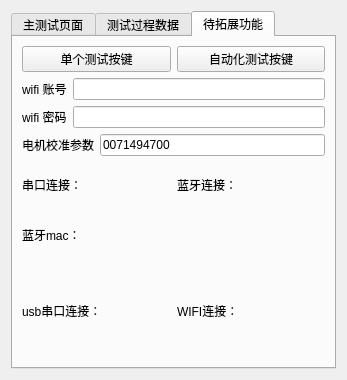
Above: work_station/pcba/pcbaform.ui from yuhuang163/test before the change. Below: the same form after it.
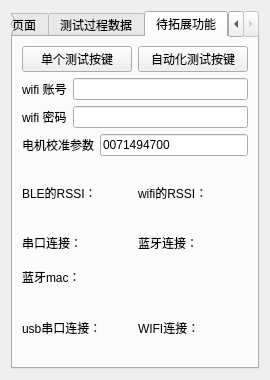
That is the form after the change. The open tabs and pages were chosen to show the change.

```diff
--- a/work_station/pcba/pcbaform.ui
+++ b/work_station/pcba/pcbaform.ui
@@ -6,7 +6,7 @@
    <rect>
     <x>0</x>
     <y>0</y>
-    <width>347</width>
+    <width>270</width>
     <height>380</height>
    </rect>
   </property>
@@ -339,50 +339,61 @@
        <string>待拓展功能</string>
       </attribute>
       <layout class="QGridLayout" name="gridLayout_3">
-       <item row="1" column="0" colspan="2">
-        <layout class="QVBoxLayout" name="verticalLayout_2">
+       <item row="7" column="0">
+        <widget class="QLabel" name="usbuartstate">
+         <property name="sizePolicy">
+          <sizepolicy hsizetype="Preferred" vsizetype="Preferred">
+           <horstretch>0</horstretch>
+           <verstretch>0</verstretch>
+          </sizepolicy>
+         </property>
+         <property name="text">
+          <string>usb串口连接：</string>
+         </property>
+        </widget>
+       </item>
+       <item row="4" column="0" colspan="2">
+        <layout class="QVBoxLayout" name="verticalLayout_3">
+         <property name="topMargin">
+          <number>0</number>
+         </property>
          <item>
-          <layout class="QHBoxLayout" name="horizontalLayout_4">
+          <layout class="QHBoxLayout" name="horizontalLayout_8">
+           <property name="topMargin">
+            <number>0</number>
+           </property>
            <item>
-            <widget class="QLabel" name="label_3">
+            <widget class="QLabel" name="uartstate">
+             <property name="sizePolicy">
+              <sizepolicy hsizetype="Preferred" vsizetype="Preferred">
+               <horstretch>0</horstretch>
+               <verstretch>0</verstretch>
+              </sizepolicy>
+             </property>
              <property name="text">
-              <string>wifi 账号</string>
+              <string>串口连接：</string>
              </property>
             </widget>
            </item>
            <item>
-            <widget class="QLineEdit" name="wifiUserName">
-             <property name="readOnly">
-              <bool>true</bool>
+            <widget class="QLabel" name="bleStatusLabel">
+             <property name="text">
+              <string>蓝牙连接：</string>
              </property>
             </widget>
            </item>
           </layout>
          </item>
          <item>
-          <layout class="QHBoxLayout" name="horizontalLayout_5">
-           <item>
-            <widget class="QLabel" name="label_4">
-             <property name="text">
-              <string>wifi 密码</string>
-             </property>
-            </widget>
-           </item>
-           <item>
-            <widget class="QLineEdit" name="wifiPassword">
-             <property name="echoMode">
-              <enum>QLineEdit::Password</enum>
-             </property>
-             <property name="readOnly">
-              <bool>true</bool>
-             </property>
-            </widget>
-           </item>
-          </layout>
+          <widget class="QLabel" name="macLabel">
+           <property name="text">
+            <string>蓝牙mac：</string>
+           </property>
+          </widget>
          </item>
         </layout>
        </item>
-       <item row="6" column="1">
+       <item row="7" column="1">
         <widget class="QLabel" name="WIFIStatusLabel">
          <property name="text">
           <string>WIFI连接：</string>
@@ -416,19 +427,6 @@
          </item>
         </layout>
        </item>
-       <item row="6" column="0">
-        <widget class="QLabel" name="usbuartstate">
-         <property name="sizePolicy">
-          <sizepolicy hsizetype="Preferred" vsizetype="Preferred">
-           <horstretch>0</horstretch>
-           <verstretch>0</verstretch>
-          </sizepolicy>
-         </property>
-         <property name="text">
-          <string>usb串口连接：</string>
-         </property>
-        </widget>
-       </item>
        <item row="2" column="0" colspan="2">
         <layout class="QHBoxLayout" name="horizontalLayout_23">
          <item>
@@ -450,42 +448,65 @@
          </item>
         </layout>
        </item>
+       <item row="1" column="0" colspan="2">
+        <layout class="QVBoxLayout" name="verticalLayout_2">
+         <item>
+          <layout class="QHBoxLayout" name="horizontalLayout_4">
+           <item>
+            <widget class="QLabel" name="label_3">
+             <property name="text">
+              <string>wifi 账号</string>
+             </property>
+            </widget>
+           </item>
+           <item>
+            <widget class="QLineEdit" name="wifiUserName">
+             <property name="readOnly">
+              <bool>true</bool>
+             </property>
+            </widget>
+           </item>
+          </layout>
+         </item>
+         <item>
+          <layout class="QHBoxLayout" name="horizontalLayout_5">
+           <item>
+            <widget class="QLabel" name="label_4">
+             <property name="text">
+              <string>wifi 密码</string>
+             </property>
+            </widget>
+           </item>
+           <item>
+            <widget class="QLineEdit" name="wifiPassword">
+             <property name="echoMode">
+              <enum>QLineEdit::Password</enum>
+             </property>
+             <property name="readOnly">
+              <bool>true</bool>
+             </property>
+            </widget>
+           </item>
+          </layout>
+         </item>
+        </layout>
+       </item>
        <item row="3" column="0" colspan="2">
-        <layout class="QVBoxLayout" name="verticalLayout_3">
+        <layout class="QHBoxLayout" name="horizontalLayout_13">
          <property name="topMargin">
           <number>0</number>
          </property>
          <item>
-          <layout class="QHBoxLayout" name="horizontalLayout_8">
-           <property name="topMargin">
-            <number>0</number>
+          <widget class="QLabel" name="BLE_RSSI">
+           <property name="text">
+            <string>BLE的RSSI：</string>
            </property>
-           <item>
-            <widget class="QLabel" name="uartstate">
-             <property name="sizePolicy">
-              <sizepolicy hsizetype="Preferred" vsizetype="Preferred">
-               <horstretch>0</horstretch>
-               <verstretch>0</verstretch>
-              </sizepolicy>
-             </property>
-             <property name="text">
-              <string>串口连接：</string>
-             </property>
-            </widget>
-           </item>
-           <item>
-            <widget class="QLabel" name="bleStatusLabel">
-             <property name="text">
-              <string>蓝牙连接：</string>
-             </property>
-            </widget>
-           </item>
-          </layout>
+          </widget>
          </item>
          <item>
-          <widget class="QLabel" name="macLabel">
+          <widget class="QLabel" name="WIFI_RSSI">
            <property name="text">
-            <string>蓝牙mac：</string>
+            <string>wifi的RSSI：</string>
            </property>
           </widget>
          </item>
```
